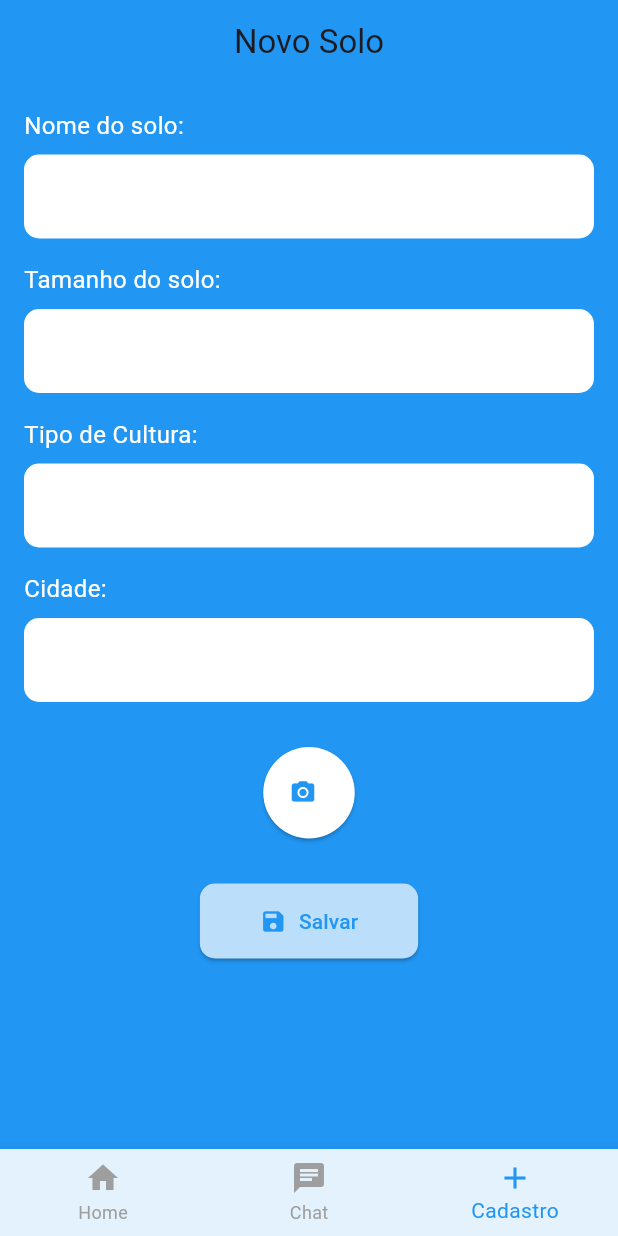
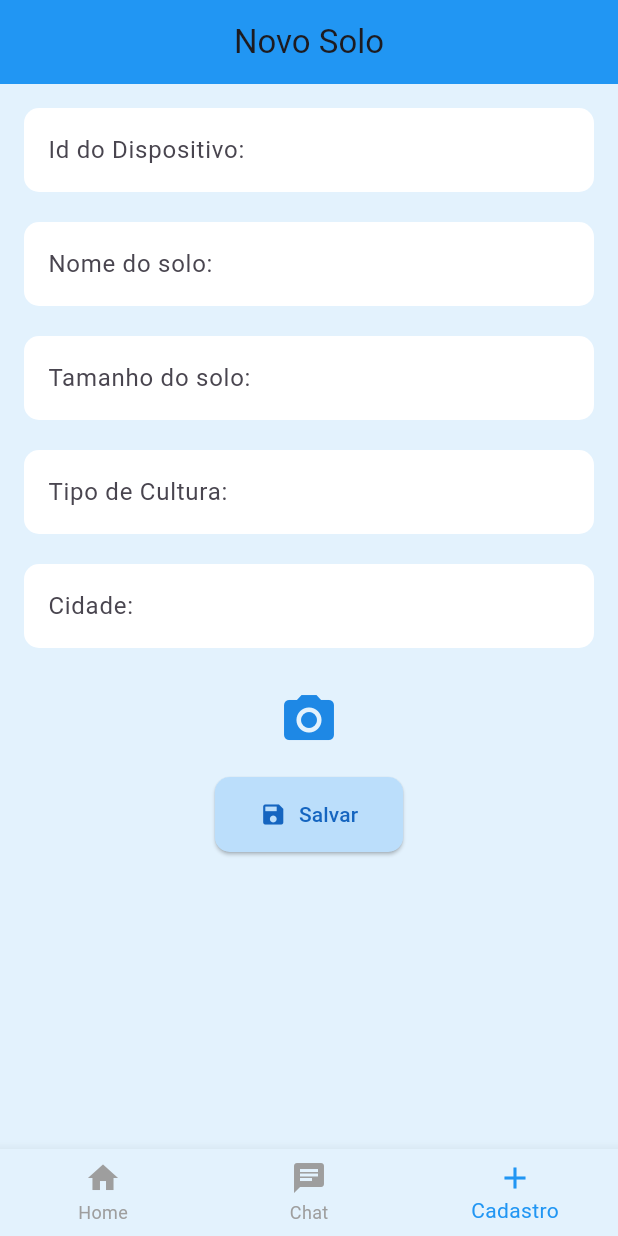
Before and after one commit to giovanna-britto/Katara, a Flutter app: the screen it shows after launch, item 3 of the bottom bar chosen, on a phone screen of 412 x 824 dp. Run offline on Flutter 3.47's test engine with Material 3 defaults, Android fonts, the phone set to English and light mode, and no system bars.

```diff
--- a/katara/lib/screens/cadastro_plantacao_screen.dart
+++ b/katara/lib/screens/cadastro_plantacao_screen.dart
@@ -11,19 +11,14 @@ class CadastroPlantacaoScreen extends StatelessWidget {
         backgroundColor: Colors.blue,
         centerTitle: true,
       ),
-      body: SingleChildScrollView(
-        child: Padding(
+      body: Padding(
         padding: const EdgeInsets.all(16.0),
         child: Column(
-            crossAxisAlignment: CrossAxisAlignment.start,
+          crossAxisAlignment: CrossAxisAlignment.center,
           children: [
-              const Text(
-                'Nome do solo:',
-                style: TextStyle(fontSize: 16, color: Colors.white),
-              ),
-              const SizedBox(height: 8),
             TextField(
               decoration: InputDecoration(
+                labelText: 'Id do Dispositivo:',
                 filled: true,
                 fillColor: Colors.white,
                 border: OutlineInputBorder(
@@ -32,14 +27,10 @@ class CadastroPlantacaoScreen extends StatelessWidget {
                 ),
               ),
             ),
-              const SizedBox(height: 16),
-              const Text(
-                'Tamanho do solo:',
-                style: TextStyle(fontSize: 16, color: Colors.white),
-              ),
-              const SizedBox(height: 8),
+            const SizedBox(height: 20),
             TextField(
               decoration: InputDecoration(
+                labelText: 'Nome do solo:',
                 filled: true,
                 fillColor: Colors.white,
                 border: OutlineInputBorder(
@@ -48,14 +39,10 @@ class CadastroPlantacaoScreen extends StatelessWidget {
                 ),
               ),
             ),
-              const SizedBox(height: 16),
-              const Text(
-                'Tipo de Cultura:',
-                style: TextStyle(fontSize: 16, color: Colors.white),
-              ),
-              const SizedBox(height: 8),
+            const SizedBox(height: 20),
             TextField(
               decoration: InputDecoration(
+                labelText: 'Tamanho do solo:',
                 filled: true,
                 fillColor: Colors.white,
                 border: OutlineInputBorder(
@@ -64,14 +51,10 @@ class CadastroPlantacaoScreen extends StatelessWidget {
                 ),
               ),
             ),
-              const SizedBox(height: 16),
-              const Text(
-                'Cidade:',
-                style: TextStyle(fontSize: 16, color: Colors.white),
-              ),
-              const SizedBox(height: 8),
+            const SizedBox(height: 20),
             TextField(
               decoration: InputDecoration(
+                labelText: 'Tipo de Cultura:',
                 filled: true,
                 fillColor: Colors.white,
                 border: OutlineInputBorder(
@@ -80,48 +63,48 @@ class CadastroPlantacaoScreen extends StatelessWidget {
                 ),
               ),
             ),
-              const SizedBox(height: 30),
-              Center(
-                child: ElevatedButton.icon(
-                  onPressed: () {
-                    // Adicionar funcionalidade de upload de imagem
-                  },
-                  icon: const Icon(Icons.camera_alt),
-                  label: const Text(''),
-                  style: ElevatedButton.styleFrom(
-                    backgroundColor: Colors.white,
-                    foregroundColor: Colors.blue,
-                    shape: const CircleBorder(),
-                    padding: const EdgeInsets.all(20),
+            const SizedBox(height: 20),
+            TextField(
+              decoration: InputDecoration(
+                labelText: 'Cidade:',
+                filled: true,
+                fillColor: Colors.white,
+                border: OutlineInputBorder(
+                  borderRadius: BorderRadius.circular(10),
+                  borderSide: BorderSide.none,
                 ),
               ),
             ),
-              const SizedBox(height: 30),
-              Center(
-                child: ElevatedButton.icon(
+            const SizedBox(height: 20),
+            IconButton(
+              icon: Icon(Icons.camera_alt, color: Colors.blue[600], size: 40),
               onPressed: () {
-                    // Adicionar lógica de salvar os dados
+                // Função para capturar imagem
+              },
+            ),
+            const SizedBox(height: 10),
+            ElevatedButton.icon(
+              onPressed: () {
+                // Função para salvar a nova plantação
               },
               icon: const Icon(Icons.save),
               label: const Text('Salvar'),
               style: ElevatedButton.styleFrom(
                 backgroundColor: Colors.blue[100],
-                    foregroundColor: Colors.blue,
+                foregroundColor: Colors.blue[800],
                 shape: RoundedRectangleBorder(
                   borderRadius: BorderRadius.circular(10),
                 ),
                 padding: const EdgeInsets.symmetric(
-                      horizontal: 40,
-                      vertical: 15,
-                    ),
+                  vertical: 15.0,
+                  horizontal: 30.0,
                 ),
               ),
             ),
           ],
         ),
       ),
-      ),
-      backgroundColor: Colors.blue, // Fundo azul
+      backgroundColor: Colors.blue[50],
     );
   }
 }
```
Also changed, not shown: 8 other files. Lines whose indentation alone changed are shown as unchanged.
